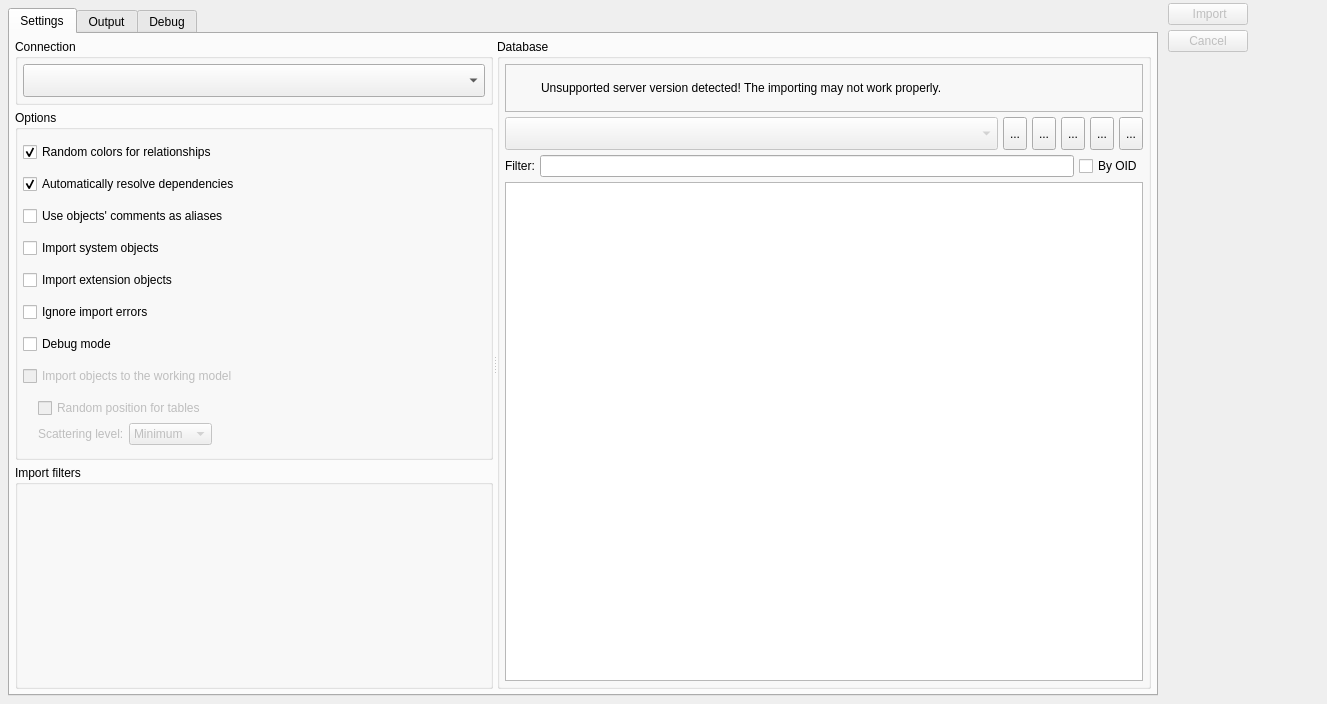
This is libs/libgui/ui/tools/databaseimportwidget.ui in arichiardi/pgmodeler as Qt 5 draws it before an edit. The edited form follows.
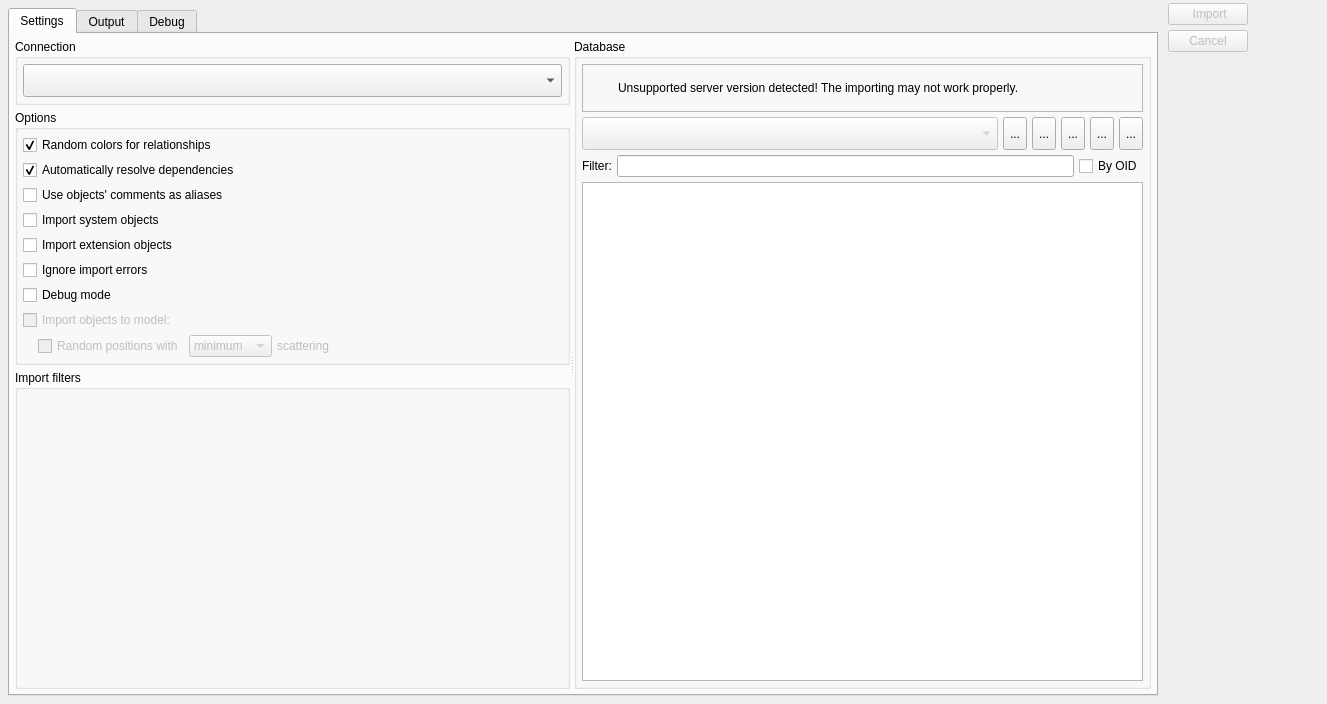
This is the edited form. Icons and pictures are not drawn.

Commit message:
Added the method ModelDbSelectorWidget::clearSelection
Minor adjustment in DatabaseImportWidget::s_importFinished to send a
bool flag indicating if the signal was sent during import error.

```diff
--- a/libs/libgui/ui/tools/databaseimportwidget.ui
+++ b/libs/libgui/ui/tools/databaseimportwidget.ui
@@ -292,17 +292,11 @@
               <item>
                <widget class="QGroupBox" name="options_gb">
                 <property name="sizePolicy">
-                 <sizepolicy hsizetype="Preferred" vsizetype="Fixed">
+                 <sizepolicy hsizetype="Preferred" vsizetype="Preferred">
                   <horstretch>0</horstretch>
                   <verstretch>0</verstretch>
                  </sizepolicy>
                 </property>
-                <property name="minimumSize">
-                 <size>
-                  <width>0</width>
-                  <height>350</height>
-                 </size>
-                </property>
                 <property name="title">
                  <string>Options</string>
                 </property>
@@ -482,7 +476,7 @@
                     <string/>
                    </property>
                    <property name="text">
-                    <string>Import objects to the working model</string>
+                    <string>Import objects to model:</string>
                    </property>
                    <property name="checked">
                     <bool>false</bool>
@@ -500,19 +494,6 @@
                    <property name="bottomMargin">
                     <number>0</number>
                    </property>
-                   <item>
-                    <widget class="QCheckBox" name="rand_obj_pos_chk">
-                     <property name="enabled">
-                      <bool>false</bool>
-                     </property>
-                     <property name="toolTip">
-                      <string>&lt;p&gt;When checked this option causes the imported tables to be placed in random positions without changing the positions of the objects previously existing on the model. If this option is unchecked, all tables will be placed at the position (0, 0).&lt;/p&gt;</string>
-                     </property>
-                     <property name="text">
-                      <string>Random position for tables</string>
-                     </property>
-                    </widget>
-                   </item>
                    <item>
                     <layout class="QHBoxLayout" name="horizontalLayout_5">
                      <property name="spacing">
@@ -525,12 +506,21 @@
                       <number>0</number>
                      </property>
                      <item>
-                      <widget class="QLabel" name="scattering_lvl_lbl">
+                      <widget class="QCheckBox" name="rand_obj_pos_chk">
                        <property name="enabled">
                         <bool>false</bool>
                        </property>
+                       <property name="sizePolicy">
+                        <sizepolicy hsizetype="Preferred" vsizetype="Fixed">
+                         <horstretch>0</horstretch>
+                         <verstretch>0</verstretch>
+                        </sizepolicy>
+                       </property>
+                       <property name="toolTip">
+                        <string>&lt;p&gt;When checked this option causes the imported tables to be placed in random positions without changing the positions of the objects previously existing on the model. If this option is unchecked, all tables will be placed at the position (0, 0).&lt;/p&gt;</string>
+                       </property>
                        <property name="text">
-                        <string>Scattering level:</string>
+                        <string>Random positions with</string>
                        </property>
                       </widget>
                      </item>
@@ -545,9 +535,12 @@
                        <property name="currentIndex">
                         <number>0</number>
                        </property>
+                       <property name="sizeAdjustPolicy">
+                        <enum>QComboBox::SizeAdjustPolicy::AdjustToContents</enum>
+                       </property>
                        <item>
                         <property name="text">
-                         <string>Minimum</string>
+                         <string>minimum</string>
                         </property>
                        </item>
                        <item>
@@ -563,17 +556,23 @@
                       </widget>
                      </item>
                      <item>
-                      <spacer name="horizontalSpacer_2">
-                       <property name="orientation">
-                        <enum>Qt::Orientation::Horizontal</enum>
+                      <widget class="QLabel" name="scattering_lbl">
+                       <property name="enabled">
+                        <bool>false</bool>
                        </property>
-                       <property name="sizeHint" stdset="0">
-                        <size>
-                         <width>40</width>
-                         <height>20</height>
-                        </size>
+                       <property name="sizePolicy">
+                        <sizepolicy hsizetype="Expanding" vsizetype="Preferred">
+                         <horstretch>0</horstretch>
+                         <verstretch>0</verstretch>
+                        </sizepolicy>
                        </property>
-                      </spacer>
+                       <property name="text">
+                        <string>scattering</string>
+                       </property>
+                       <property name="margin">
+                        <number>0</number>
+                       </property>
+                      </widget>
                      </item>
                     </layout>
                    </item>
```
Left out of the diff: 6 changed lines with no effect on the pictures. The commit also changes 6 other files.
